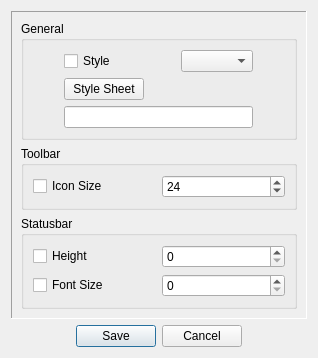
Old version of the form librecad/src/ui/forms/lc_widgetoptionsdialog.ui in the repository LibreCAD/LibreCAD.
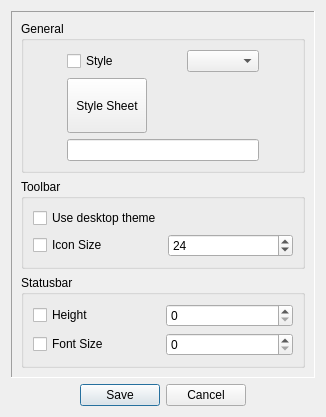
New version of the form.

Commit message: created "Use desktop theme" option for icons; #496

```diff
--- a/librecad/src/ui/forms/lc_widgetoptionsdialog.ui
+++ b/librecad/src/ui/forms/lc_widgetoptionsdialog.ui
@@ -6,8 +6,8 @@
    <rect>
     <x>0</x>
     <y>0</y>
-    <width>318</width>
-    <height>330</height>
+    <width>326</width>
+    <height>417</height>
    </rect>
   </property>
   <property name="windowTitle">
@@ -38,7 +38,7 @@
          <string>Toolbar</string>
         </property>
         <layout class="QGridLayout" name="gridLayout_2">
-         <item row="0" column="0">
+         <item row="1" column="0">
           <widget class="QCheckBox" name="toolbar_icon_size_checkbox">
            <property name="sizePolicy">
             <sizepolicy hsizetype="Preferred" vsizetype="Fixed">
@@ -51,7 +51,7 @@
            </property>
           </widget>
          </item>
-         <item row="0" column="1">
+         <item row="1" column="1">
           <widget class="QSpinBox" name="toolbar_icon_size_spinbox">
            <property name="sizePolicy">
             <sizepolicy hsizetype="Preferred" vsizetype="Fixed">
@@ -70,6 +70,13 @@
            </property>
           </widget>
          </item>
+         <item row="0" column="0">
+          <widget class="QCheckBox" name="theme_checkbox">
+           <property name="text">
+            <string>Use desktop theme</string>
+           </property>
+          </widget>
+         </item>
         </layout>
        </widget>
       </item>
```
The commit also changes 3 other files.
